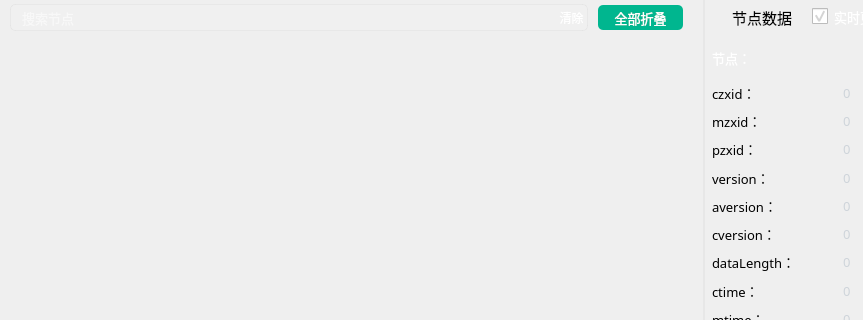
The window that Fdog-Kit/module_zookeeper/zookeeperwidget.ui (HuaGouFdog/Fdog-Kit) describes before a commit, drawn with Qt 5; both pictures show x 0 to 863 and y 0 to 320 of the 1019 by 669 pixel window.
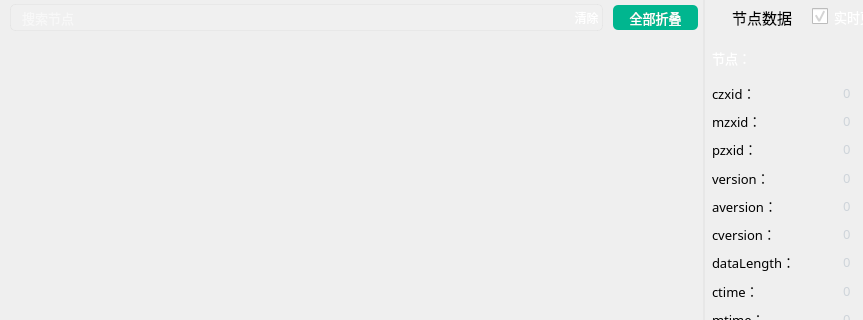
The same window after the commit. Icons and pictures are not drawn.

```diff
--- a/Fdog-Kit/module_zookeeper/zookeeperwidget.ui
+++ b/Fdog-Kit/module_zookeeper/zookeeperwidget.ui
@@ -196,7 +196,7 @@
            <number>0</number>
           </property>
           <property name="rightMargin">
-           <number>0</number>
+           <number>5</number>
           </property>
           <property name="bottomMargin">
            <number>0</number>
@@ -426,22 +426,6 @@
             </property>
            </widget>
           </item>
-          <item>
-           <spacer name="horizontalSpacer_9">
-            <property name="orientation">
-             <enum>Qt::Horizontal</enum>
-            </property>
-            <property name="sizeType">
-             <enum>QSizePolicy::Fixed</enum>
-            </property>
-            <property name="sizeHint" stdset="0">
-             <size>
-              <width>20</width>
-              <height>20</height>
-             </size>
-            </property>
-           </spacer>
-          </item>
          </layout>
         </widget>
        </item>
```
